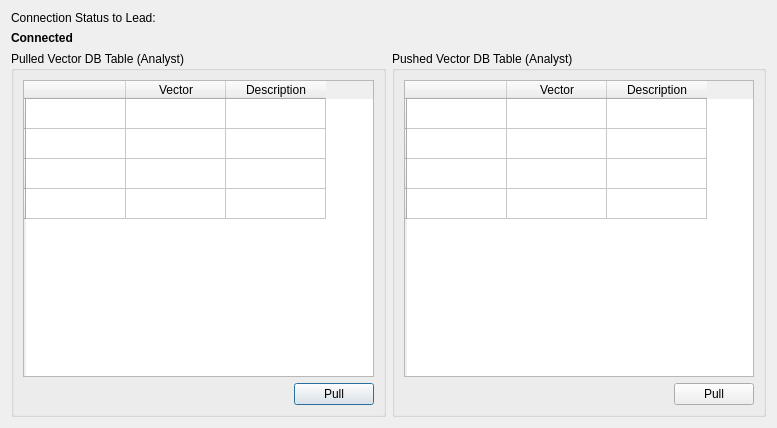
Qt form src/vector_DB_Analyst.ui (CS4311-spring-2020/pick-tool-team03-we-showed-up) before a commit.
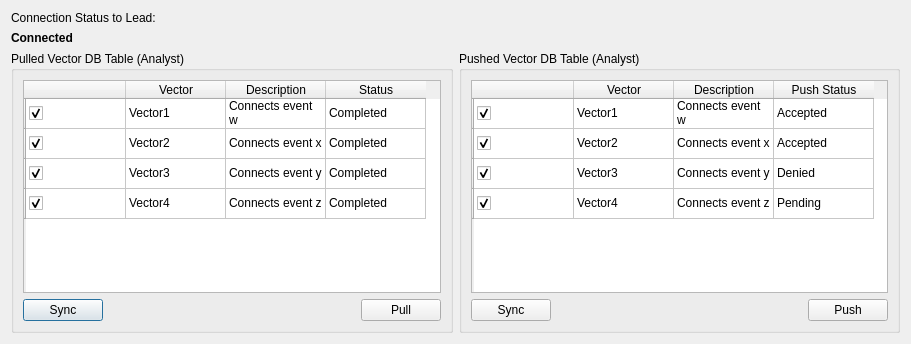
The same form after that commit.

Commit message: Add data to push/pull analyst popup

Diff of the .ui file:
```diff
--- a/src/vector_DB_Analyst.ui
+++ b/src/vector_DB_Analyst.ui
@@ -6,8 +6,8 @@
    <rect>
     <x>0</x>
     <y>0</y>
-    <width>777</width>
-    <height>428</height>
+    <width>911</width>
+    <height>344</height>
    </rect>
   </property>
   <property name="windowTitle">
@@ -112,10 +112,126 @@
             <string>Description</string>
            </property>
           </column>
+          <column>
+           <property name="text">
+            <string>Status</string>
+           </property>
+          </column>
+          <item row="0" column="0">
+           <property name="text">
+            <string/>
+           </property>
+           <property name="checkState">
+            <enum>Checked</enum>
+           </property>
+           <property name="flags">
+            <set>ItemIsSelectable|ItemIsEditable|ItemIsDragEnabled|ItemIsUserCheckable|ItemIsEnabled</set>
+           </property>
+          </item>
+          <item row="0" column="1">
+           <property name="text">
+            <string>Vector1</string>
+           </property>
+          </item>
+          <item row="0" column="2">
+           <property name="text">
+            <string>Connects event w</string>
+           </property>
+          </item>
+          <item row="0" column="3">
+           <property name="text">
+            <string>Completed</string>
+           </property>
+          </item>
+          <item row="1" column="0">
+           <property name="text">
+            <string/>
+           </property>
+           <property name="checkState">
+            <enum>Checked</enum>
+           </property>
+           <property name="flags">
+            <set>ItemIsSelectable|ItemIsEditable|ItemIsDragEnabled|ItemIsUserCheckable|ItemIsEnabled</set>
+           </property>
+          </item>
+          <item row="1" column="1">
+           <property name="text">
+            <string>Vector2</string>
+           </property>
+          </item>
+          <item row="1" column="2">
+           <property name="text">
+            <string>Connects event x</string>
+           </property>
+          </item>
+          <item row="1" column="3">
+           <property name="text">
+            <string>Completed</string>
+           </property>
+          </item>
+          <item row="2" column="0">
+           <property name="text">
+            <string/>
+           </property>
+           <property name="checkState">
+            <enum>Checked</enum>
+           </property>
+           <property name="flags">
+            <set>ItemIsSelectable|ItemIsEditable|ItemIsDragEnabled|ItemIsUserCheckable|ItemIsEnabled</set>
+           </property>
+          </item>
+          <item row="2" column="1">
+           <property name="text">
+            <string>Vector3</string>
+           </property>
+          </item>
+          <item row="2" column="2">
+           <property name="text">
+            <string>Connects event y</string>
+           </property>
+          </item>
+          <item row="2" column="3">
+           <property name="text">
+            <string>Completed</string>
+           </property>
+          </item>
+          <item row="3" column="0">
+           <property name="text">
+            <string/>
+           </property>
+           <property name="checkState">
+            <enum>Checked</enum>
+           </property>
+           <property name="flags">
+            <set>ItemIsSelectable|ItemIsEditable|ItemIsDragEnabled|ItemIsUserCheckable|ItemIsEnabled</set>
+           </property>
+          </item>
+          <item row="3" column="1">
+           <property name="text">
+            <string>Vector4</string>
+           </property>
+          </item>
+          <item row="3" column="2">
+           <property name="text">
+            <string>Connects event z</string>
+           </property>
+          </item>
+          <item row="3" column="3">
+           <property name="text">
+            <string>Completed</string>
+           </property>
+          </item>
          </widget>
         </item>
         <item>
          <layout class="QHBoxLayout" name="horizontalLayout">
+          <item>
+           <widget class="QPushButton" name="pushButton">
+            <property name="text">
+             <string>Sync</string>
+            </property>
+           </widget>
+          </item>
           <item>
            <spacer name="horizontalSpacer">
             <property name="orientation">
@@ -184,10 +300,126 @@
             <string>Description</string>
            </property>
           </column>
+          <column>
+           <property name="text">
+            <string>Push Status</string>
+           </property>
+          </column>
+          <item row="0" column="0">
+           <property name="text">
+            <string/>
+           </property>
+           <property name="checkState">
+            <enum>Checked</enum>
+           </property>
+           <property name="flags">
+            <set>ItemIsSelectable|ItemIsEditable|ItemIsDragEnabled|ItemIsUserCheckable|ItemIsEnabled</set>
+           </property>
+          </item>
+          <item row="0" column="1">
+           <property name="text">
+            <string>Vector1</string>
+           </property>
+          </item>
+          <item row="0" column="2">
+           <property name="text">
+            <string>Connects event w</string>
+           </property>
+          </item>
+          <item row="0" column="3">
+           <property name="text">
+            <string>Accepted</string>
+           </property>
+          </item>
+          <item row="1" column="0">
+           <property name="text">
+            <string/>
+           </property>
+           <property name="checkState">
+            <enum>Checked</enum>
+           </property>
+           <property name="flags">
+            <set>ItemIsSelectable|ItemIsEditable|ItemIsDragEnabled|ItemIsUserCheckable|ItemIsEnabled</set>
+           </property>
+          </item>
+          <item row="1" column="1">
+           <property name="text">
+            <string>Vector2</string>
+           </property>
+          </item>
+          <item row="1" column="2">
+           <property name="text">
+            <string>Connects event x</string>
+           </property>
+          </item>
+          <item row="1" column="3">
+           <property name="text">
+            <string>Accepted</string>
+           </property>
+          </item>
+          <item row="2" column="0">
+           <property name="text">
+            <string/>
+           </property>
+           <property name="checkState">
+            <enum>Checked</enum>
+           </property>
+           <property name="flags">
+            <set>ItemIsSelectable|ItemIsEditable|ItemIsDragEnabled|ItemIsUserCheckable|ItemIsEnabled</set>
+           </property>
+          </item>
+          <item row="2" column="1">
+           <property name="text">
+            <string>Vector3</string>
+           </property>
+          </item>
+          <item row="2" column="2">
+           <property name="text">
+            <string>Connects event y</string>
+           </property>
+          </item>
+          <item row="2" column="3">
+           <property name="text">
+            <string>Denied</string>
+           </property>
+          </item>
+          <item row="3" column="0">
+           <property name="text">
+            <string/>
+           </property>
+           <property name="checkState">
+            <enum>Checked</enum>
+           </property>
+           <property name="flags">
+            <set>ItemIsSelectable|ItemIsEditable|ItemIsDragEnabled|ItemIsUserCheckable|ItemIsEnabled</set>
+           </property>
+          </item>
+          <item row="3" column="1">
+           <property name="text">
+            <string>Vector4</string>
+           </property>
+          </item>
+          <item row="3" column="2">
+           <property name="text">
+            <string>Connects event z</string>
+           </property>
+          </item>
+          <item row="3" column="3">
+           <property name="text">
+            <string>Pending</string>
+           </property>
+          </item>
          </widget>
         </item>
         <item>
          <layout class="QHBoxLayout" name="horizontalLayout_2">
+          <item>
+           <widget class="QPushButton" name="pushButton_2">
+            <property name="text">
+             <string>Sync</string>
+            </property>
+           </widget>
+          </item>
           <item>
            <spacer name="horizontalSpacer_2">
             <property name="orientation">
@@ -204,7 +436,7 @@
           <item>
            <widget class="QPushButton" name="vdbc_button_pull_2">
             <property name="text">
-             <string>Pull</string>
+             <string>Push</string>
             </property>
            </widget>
           </item>
```
The commit also changes 7 other files.
